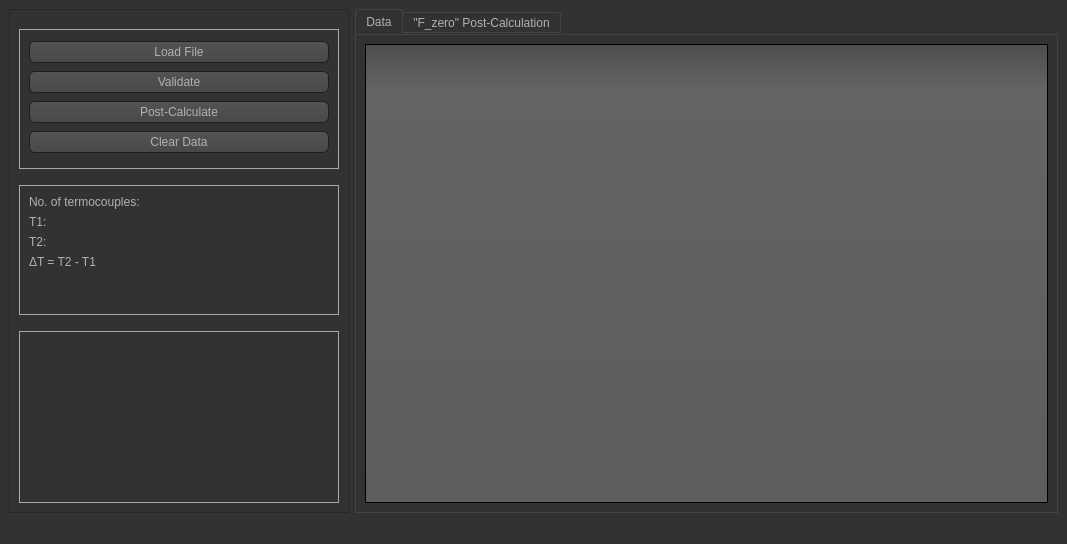
Before: the Qt Designer form main_3.ui in PyShaman/Lucas, drawn with Qt 5.
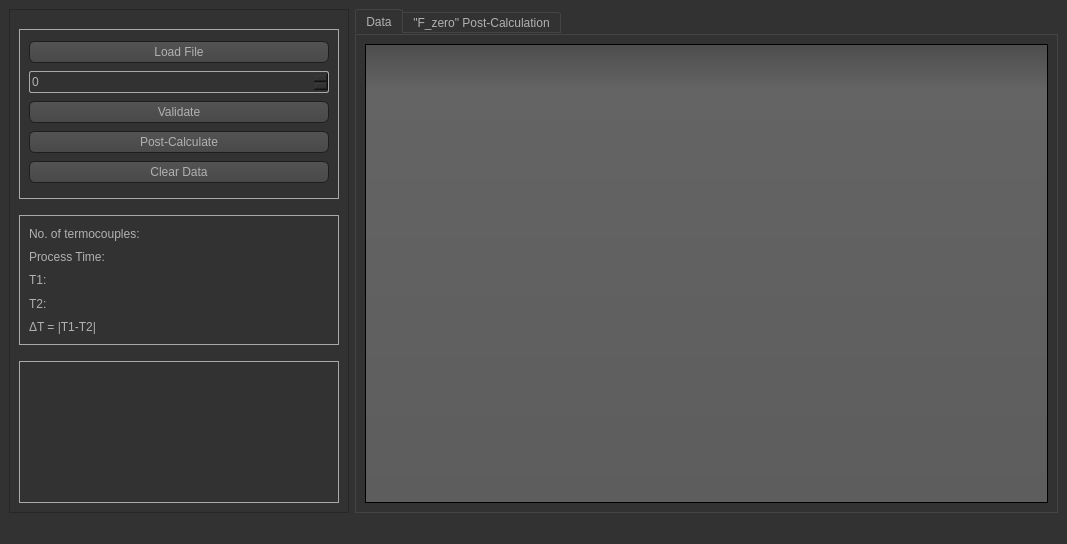
After: the same form once the commit is applied. Icons and pictures are not drawn. Custom widgets are drawn as their Qt base class.

What changed in the file:
```diff
--- a/main_3.ui
+++ b/main_3.ui
@@ -559,13 +559,13 @@
          <property name="minimumSize">
           <size>
            <width>320</width>
-           <height>150</height>
+           <height>180</height>
           </size>
          </property>
          <property name="maximumSize">
           <size>
            <width>320</width>
-           <height>150</height>
+           <height>180</height>
           </size>
          </property>
          <property name="title">
@@ -582,6 +582,13 @@
             </property>
            </widget>
           </item>
+          <item>
+           <widget class="QSpinBox" name="spinBox">
+            <property name="styleSheet">
+             <string notr="true">font: 14pt &quot;Century Gothic&quot;;</string>
+            </property>
+           </widget>
+          </item>
           <item>
            <widget class="QPushButton" name="validation_btn">
             <property name="styleSheet">
@@ -632,7 +639,17 @@
          <property name="title">
           <string/>
          </property>
-         <layout class="QFormLayout" name="formLayout">
+         <layout class="QGridLayout" name="gridLayout_2">
+          <item row="3" column="0">
+           <widget class="QLabel" name="label_5">
+            <property name="styleSheet">
+             <string notr="true">font: 14pt &quot;Century Gothic&quot;;</string>
+            </property>
+            <property name="text">
+             <string>T2:</string>
+            </property>
+           </widget>
+          </item>
           <item row="0" column="0">
            <widget class="QLabel" name="label">
             <property name="styleSheet">
@@ -643,30 +660,7 @@
             </property>
            </widget>
           </item>
-          <item row="0" column="1">
-           <widget class="QLabel" name="termocouple_number">
-            <property name="styleSheet">
-             <string notr="true">font: 14pt &quot;Century Gothic&quot;;</string>
-            </property>
-            <property name="text">
-             <string/>
-            </property>
-            <property name="alignment">
-             <set>Qt::AlignRight|Qt::AlignTrailing|Qt::AlignVCenter</set>
-            </property>
-           </widget>
-          </item>
-          <item row="1" column="0">
-           <widget class="QLabel" name="label_3">
-            <property name="styleSheet">
-             <string notr="true">font: 14pt &quot;Century Gothic&quot;;</string>
-            </property>
-            <property name="text">
-             <string>T1:</string>
-            </property>
-           </widget>
-          </item>
-          <item row="1" column="1">
+          <item row="2" column="1">
            <widget class="QLabel" name="start_time">
             <property name="styleSheet">
              <string notr="true">font: 14pt &quot;Century Gothic&quot;;</string>
@@ -680,17 +674,17 @@
            </widget>
           </item>
           <item row="2" column="0">
-           <widget class="QLabel" name="label_5">
+           <widget class="QLabel" name="label_3">
             <property name="styleSheet">
              <string notr="true">font: 14pt &quot;Century Gothic&quot;;</string>
             </property>
             <property name="text">
-             <string>T2:</string>
+             <string>T1:</string>
             </property>
            </widget>
           </item>
-          <item row="2" column="1">
-           <widget class="QLabel" name="stop_time">
+          <item row="0" column="1">
+           <widget class="QLabel" name="termocouple_number">
             <property name="styleSheet">
              <string notr="true">font: 14pt &quot;Century Gothic&quot;;</string>
             </property>
@@ -702,17 +696,17 @@
             </property>
            </widget>
           </item>
-          <item row="3" column="0">
+          <item row="4" column="0">
            <widget class="QLabel" name="label_7">
             <property name="styleSheet">
              <string notr="true">font: 14pt &quot;Century Gothic&quot;;</string>
             </property>
             <property name="text">
-             <string>ΔT = T2 - T1</string>
+             <string>ΔT = |T1-T2|</string>
             </property>
            </widget>
           </item>
-          <item row="3" column="1">
+          <item row="4" column="1">
            <widget class="QLabel" name="time_delta">
             <property name="styleSheet">
              <string notr="true">font: 14pt &quot;Century Gothic&quot;;</string>
@@ -725,6 +719,42 @@
             </property>
            </widget>
           </item>
+          <item row="3" column="1">
+           <widget class="QLabel" name="stop_time">
+            <property name="styleSheet">
+             <string notr="true">font: 14pt &quot;Century Gothic&quot;;</string>
+            </property>
+            <property name="text">
+             <string/>
+            </property>
+            <property name="alignment">
+             <set>Qt::AlignRight|Qt::AlignTrailing|Qt::AlignVCenter</set>
+            </property>
+           </widget>
+          </item>
+          <item row="1" column="0">
+           <widget class="QLabel" name="label_2">
+            <property name="styleSheet">
+             <string notr="true">font: 14pt &quot;Century Gothic&quot;;</string>
+            </property>
+            <property name="text">
+             <string>Process Time:</string>
+            </property>
+           </widget>
+          </item>
+          <item row="1" column="1">
+           <widget class="QLabel" name="process_time">
+            <property name="styleSheet">
+             <string notr="true">font: 14pt &quot;Century Gothic&quot;;</string>
+            </property>
+            <property name="text">
+             <string/>
+            </property>
+            <property name="alignment">
+             <set>Qt::AlignRight|Qt::AlignTrailing|Qt::AlignVCenter</set>
+            </property>
+           </widget>
+          </item>
          </layout>
         </widget>
        </item>
```
Left out of the diff: 2 changed lines with no effect on the pictures.
